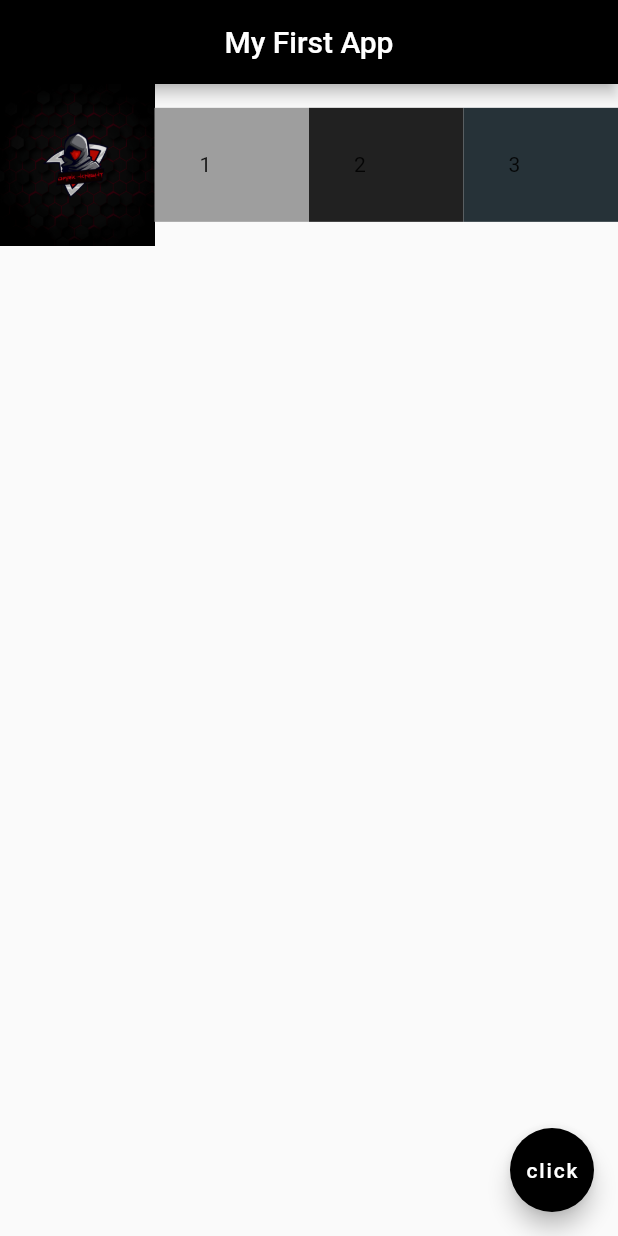
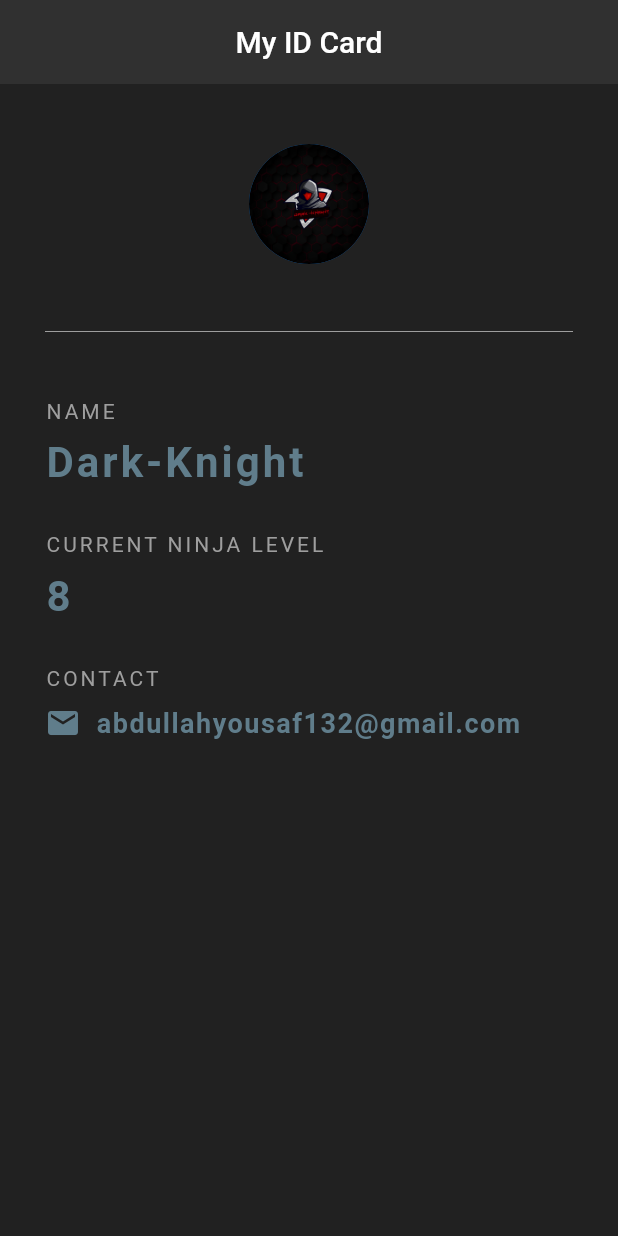
Before and after one commit to AbdullahYousaf-13/flutter-basic, a Flutter app: the screen it shows after launch, on a phone screen of 412 x 824 dp. Run offline on Flutter 3.47's test engine with Material 2 defaults, Android fonts, the phone set to English and light mode, and no system bars; project files that could hold a hidden picture were left out.

Commit message:
Done till My First App

```diff
--- a/lib/main.dart
+++ b/lib/main.dart
@@ -1,53 +1,102 @@
 import 'package:flutter/material.dart';
 
-void main() => runApp(MaterialApp(home: Home()));
+void main() => runApp(MaterialApp(
+  home: MyCard(),
+));
 
-class Home extends StatelessWidget {
+class MyCard extends StatelessWidget {
+  const MyCard({Key? key}) : super(key: key);
+
   @override
   Widget build(BuildContext context) {
     return Scaffold(
+      backgroundColor: Colors.grey[900],
       appBar: AppBar(
-        title: Text('My First App'),
+        title: Text('My ID Card'),
         centerTitle: true,
-        backgroundColor: Colors.black,
+        backgroundColor: Colors.grey[850],
+        elevation: 0,
       ),
-      body: Row(
-        children: <Widget>[
-          Expanded(child: Image.asset('assets/Dark-Knight.png'),
-            flex: 1,
-          ),
-          Expanded(
-            flex: 1,
-            child: Container(
-              padding: EdgeInsets.all(30),
+      body: Padding(
+        padding: EdgeInsets.fromLTRB(30, 40, 30, 0),
+        child: Column(
+          crossAxisAlignment: CrossAxisAlignment.start,
+          children: <Widget> [
+            Center(
+              child: CircleAvatar(
+                backgroundImage: AssetImage('assets/Dark-Knight.png'),
+                radius: 40,
+
+              ),
+            ),
+            Divider(
+              height: 90,
               color: Colors.grey,
-              child: Text('1'),
             ),
-          ),
-          Expanded(
-            flex: 1,
-            child: Container(
-              padding: EdgeInsets.all(30),
-              color: Colors.grey[900],
-              child: Text('2'),
+            Text(
+              'NAME',
+              style: TextStyle(
+                color: Colors.grey,
+                letterSpacing: 2,
+              ),
             ),
-          ),
-          Expanded(
-            flex: 1,
-            child: Container(
-              padding: EdgeInsets.all(30),
-              color: Colors.blueGrey[900],
-              child: Text('3'),
+            SizedBox(height: 10.0),
+            Text(
+              'Dark-Knight',
+              style: TextStyle(
+                color: Colors.blueGrey,
+                letterSpacing: 2,
+                fontSize: 28,
+                fontWeight: FontWeight.bold,
+              ),
             ),
-          ),
-        ],
-      ),
-      floatingActionButton: FloatingActionButton(
-        onPressed: () {
-          print('You Clicked Button "Click" ');
-        },
-        child: Text('click'),
-        backgroundColor: Colors.black,
+            SizedBox(height: 30.0),
+            Text(
+              'CURRENT NINJA LEVEL',
+              style: TextStyle(
+                color: Colors.grey,
+                letterSpacing: 2,
+              ),
+            ),
+            SizedBox(height: 10.0),
+            Text(
+              '8',
+              style: TextStyle(
+                color: Colors.blueGrey,
+                letterSpacing: 2,
+                fontSize: 28,
+                fontWeight: FontWeight.bold,
+              ),
+            ),
+            SizedBox(height: 30.0),
+            Text(
+              'CONTACT',
+              style: TextStyle(
+                color: Colors.grey,
+                letterSpacing: 2,
+              ),
+            ),
+            SizedBox(height: 10.0),
+            Row(
+              children: <Widget>[
+                Icon(
+                  Icons.email,
+                  color: Colors.blueGrey,
+                ),
+                SizedBox(width: 10),
+                Text(
+                  'abdullahyousaf132@gmail.com',
+                  style: TextStyle(
+                    color: Colors.blueGrey,
+                    letterSpacing: 1,
+                    fontSize: 18,
+                    fontWeight: FontWeight.bold,
+                  ),
+                ),
+              ],
+            ),
+          ],
+        ),
       ),
     );
   }
```
Also changed, not shown: 1 other file.
